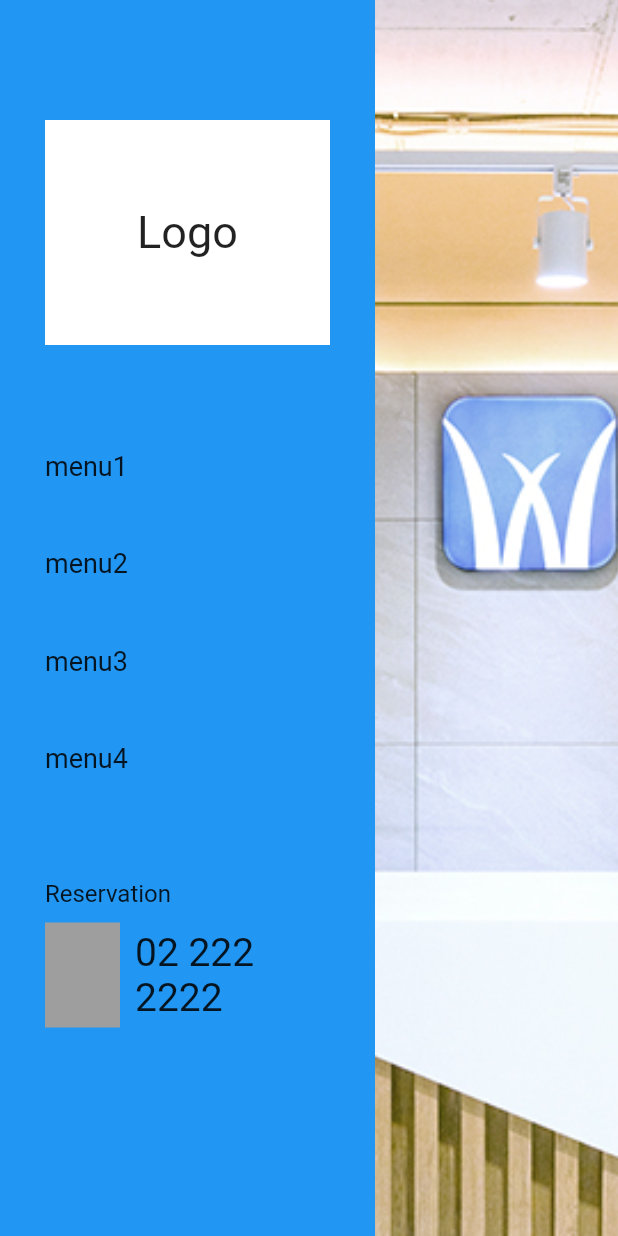
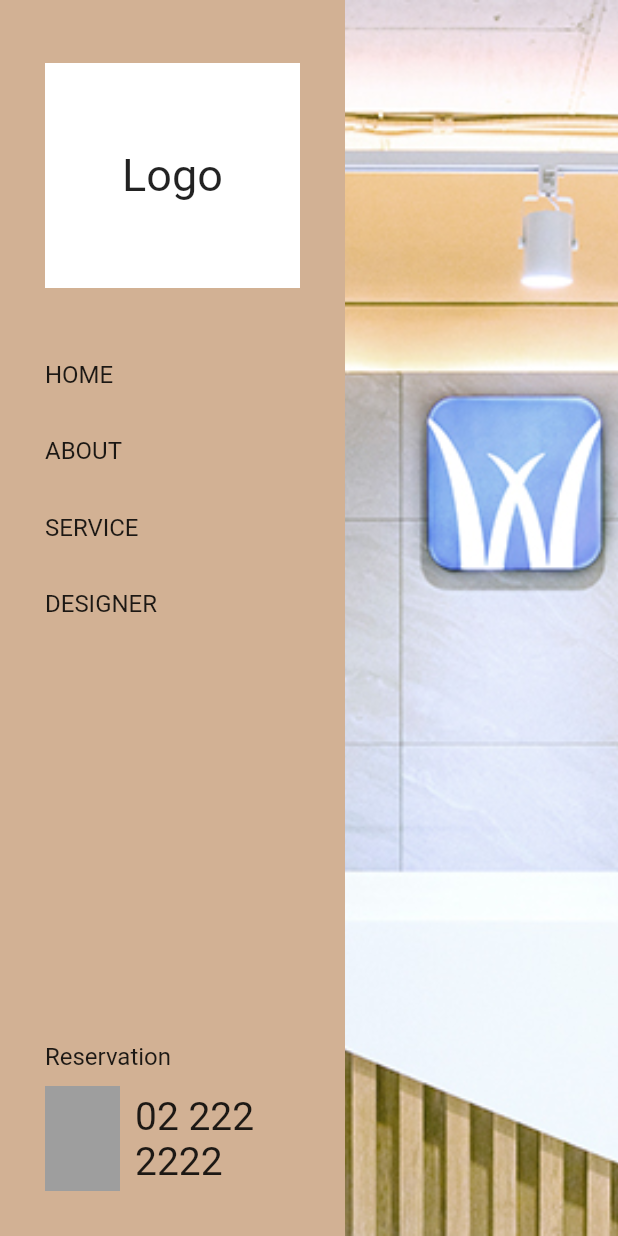
Before and after one commit to jeong-u-jeong/Menu_project, a Flutter app: the screen it shows after launch, on a phone screen of 412 x 824 dp. Run offline on Flutter 3.47's test engine with Material 2 defaults, Android fonts, the phone set to English and light mode, and no system bars; drawn by our look-alikes of carousel_slider; our stand-ins replace flutter_screenutil.

Commit message:
메뉴 및 폴더구조 수정

```diff
--- /dev/null
+++ b/lib/global_asset/global_style.dart
@@ -0,0 +1,9 @@
+import 'package:flutter/material.dart';
+
+class GlobalStyle {
+  static const Color transparent = Color(0xff00000000);
+  static const Color white = Color(0xffffffff);
+  static const Color dark = Color(0xff1e2225);
+  static const Color menu_bg = Color(0xffd2b194);
+
+}
--- a/lib/main.dart
+++ b/lib/main.dart
@@ -1,5 +1,5 @@
 import 'package:flutter/material.dart';
-import 'package:project_menu/src/home_page.dart';
+import 'package:project_menu/ui/page/home_page.dart';
 
 void main() {
   runApp(const MyApp());
--- a/lib/src/widget/menu_widget.dart
+++ /dev/null
@@ -1,98 +0,0 @@
-import 'package:flutter/cupertino.dart';
-import 'package:flutter/material.dart';
-
-class menu extends StatelessWidget {
-  const menu({Key? key}) : super(key: key);
-
-  Widget mainMenu(String menu, GestureTapCallback onTap){
-    return GestureDetector(
-      onTap: onTap,
-      child: Padding(
-        padding: const EdgeInsets.symmetric(vertical: 22),
-        child: Text(menu,
-          style: TextStyle(
-            fontSize: 18,
-          ),
-        ),
-      ),
-    );
-  }
-
-  @override
-  Widget build(BuildContext context) {
-    return Container(
-      padding: EdgeInsets.symmetric(horizontal: 30),
-      width: 250,
-      color: Colors.blue,
-      child: Column(
-        crossAxisAlignment: CrossAxisAlignment.start,
-        children: [
-          SizedBox(
-            height: 80,
-          ),
-          Container(
-            width: 190,
-            height: 150,
-            color: Colors.white,
-            child: Center(
-              child: Text('Logo',
-                style: TextStyle(
-                  fontSize: 30
-                ),
-              ),
-            ),
-          ),
-          SizedBox(
-            height: 48,
-          ),
-          Column(
-            children: [
-              mainMenu('menu1',(){}),
-              mainMenu('menu2',(){}),
-              mainMenu('menu3',(){}),
-              mainMenu('menu4',(){}),
-            ],
-          ),
-          SizedBox(
-            height: 48,
-          ),
-          Text('Reservation',
-            style: TextStyle(
-              fontSize: 16
-            ),
-          ),
-          SizedBox(
-            height: 10,
-          ),
-          Row(
-            children: [
-              Container(
-                color: Colors.grey,
-                width: 50,
-                height: 70,
-              ),
-              SizedBox(
-                width: 10,
-              ),
-              Column(
-                crossAxisAlignment: CrossAxisAlignment.start,
-                children: [
-                  Text('02 222',
-                    style: TextStyle(
-                      fontSize: 26
-                    ),
-                  ),
-                  Text('2222',
-                    style: TextStyle(
-                        fontSize: 26
-                    ),
-                  ),
-                ],
-              )
-            ],
-          )
-        ],
-      ),
-    );
-  }
-}
--- /dev/null
+++ b/lib/widget/menu_widget.dart
@@ -0,0 +1,111 @@
+import 'package:flutter/cupertino.dart';
+import 'package:flutter/material.dart';
+import 'package:project_menu/global_asset/global_style.dart';
+
+class menu extends StatelessWidget {
+  const menu({Key? key}) : super(key: key);
+
+  @override
+  Widget build(BuildContext context) {
+    return Container(
+      padding: EdgeInsets.symmetric(horizontal: 30),
+      width: 230,
+      color: GlobalStyle.menu_bg,
+      child: Column(
+        mainAxisAlignment: MainAxisAlignment.spaceBetween,
+        children: [
+          Column(
+            crossAxisAlignment: CrossAxisAlignment.start,
+            children: [
+              SizedBox(
+                height: 42,
+              ),
+              Container(
+                width: 190,
+                height: 150,
+                color: Colors.white,
+                child: Center(
+                  child: Text('Logo',
+                    style: TextStyle(
+                      fontSize: 30
+                    ),
+                  ),
+                ),
+              ),
+              SizedBox(
+                height: 32,
+              ),
+              Column(
+                crossAxisAlignment: CrossAxisAlignment.start,
+                children: [
+                  mainMenu('HOME',(){}),
+                  mainMenu('ABOUT',(){}),
+                  mainMenu('SERVICE',(){}),
+                  mainMenu('DESIGNER',(){}),
+                ],
+              ),
+            ],
+          ),
+          Column(
+            crossAxisAlignment: CrossAxisAlignment.start,
+            children: [
+              Text('Reservation',
+                style: TextStyle(
+                  fontSize: 16
+                ),
+              ),
+              SizedBox(
+                height: 10,
+              ),
+              Row(
+                children: [
+                  Container(
+                    color: Colors.grey,
+                    width: 50,
+                    height: 70,
+                  ),
+                  SizedBox(
+                    width: 10,
+                  ),
+                  Column(
+                    crossAxisAlignment: CrossAxisAlignment.start,
+                    children: [
+                      Text('02 222',
+                        style: TextStyle(
+                          fontSize: 26
+                        ),
+                      ),
+                      Text('2222',
+                        style: TextStyle(
+                            fontSize: 26
+                        ),
+                      ),
+                    ],
+                  )
+                ],
+              ),
+              SizedBox(
+                height: 30,
+              ),
+            ],
+          )
+        ],
+      ),
+    );
+  }
+}
+
+
+Widget mainMenu(String menu, GestureTapCallback onTap){
+  return GestureDetector(
+    onTap: onTap,
+    child: Padding(
+      padding: const EdgeInsets.symmetric(vertical: 16),
+      child: Text(menu,
+        style: TextStyle(
+          fontSize: 16,
+        ),
+      ),
+    ),
+  );
+}
```
Also changed, not shown: lib/ui/page/home_page.dart (renamed from lib/src/home_page.dart, +5 -5 lines), lib/ui/page/about_page.dart (added), lib/ui/page/designer_page.dart (added), lib/ui/page/service_page.dart (added), lib/widget/carouselslider_widget.dart (renamed from lib/src/widget/carouselslider_widget.dart), lib/widget/contents1_widget.dart (renamed from lib/src/widget/contents1_widget.dart), lib/widget/contents2_widget.dart (renamed from lib/src/widget/contents2_widget.dart), lib/widget/footer_widget.dart (renamed from lib/src/widget/footer_widget.dart).
